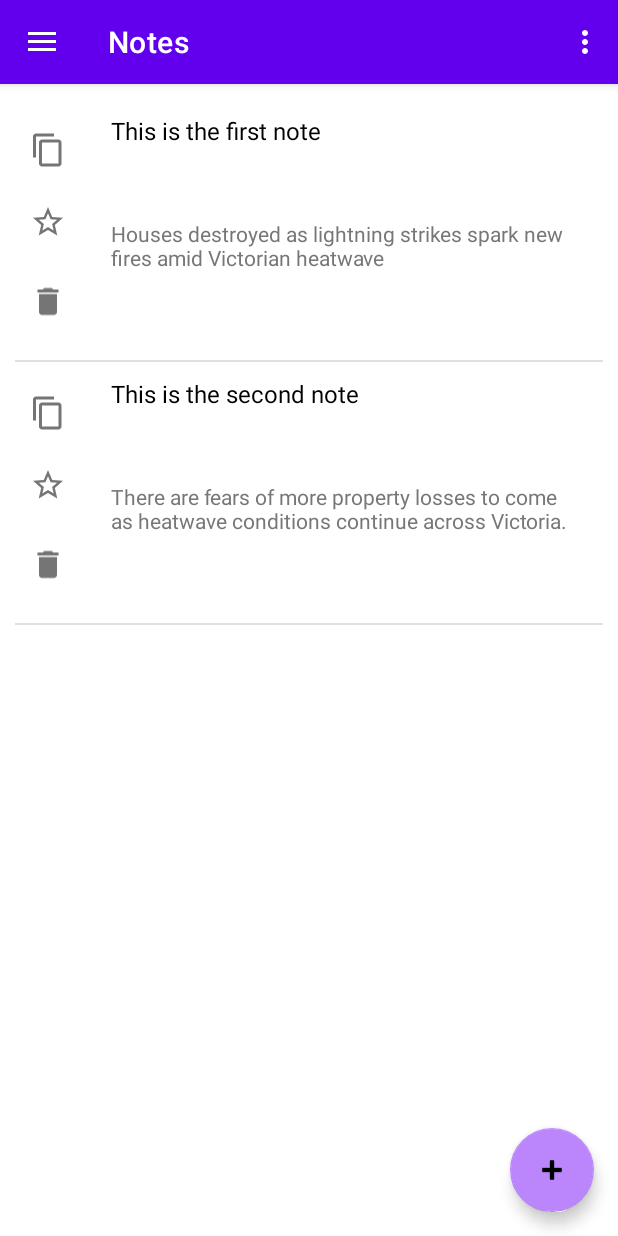
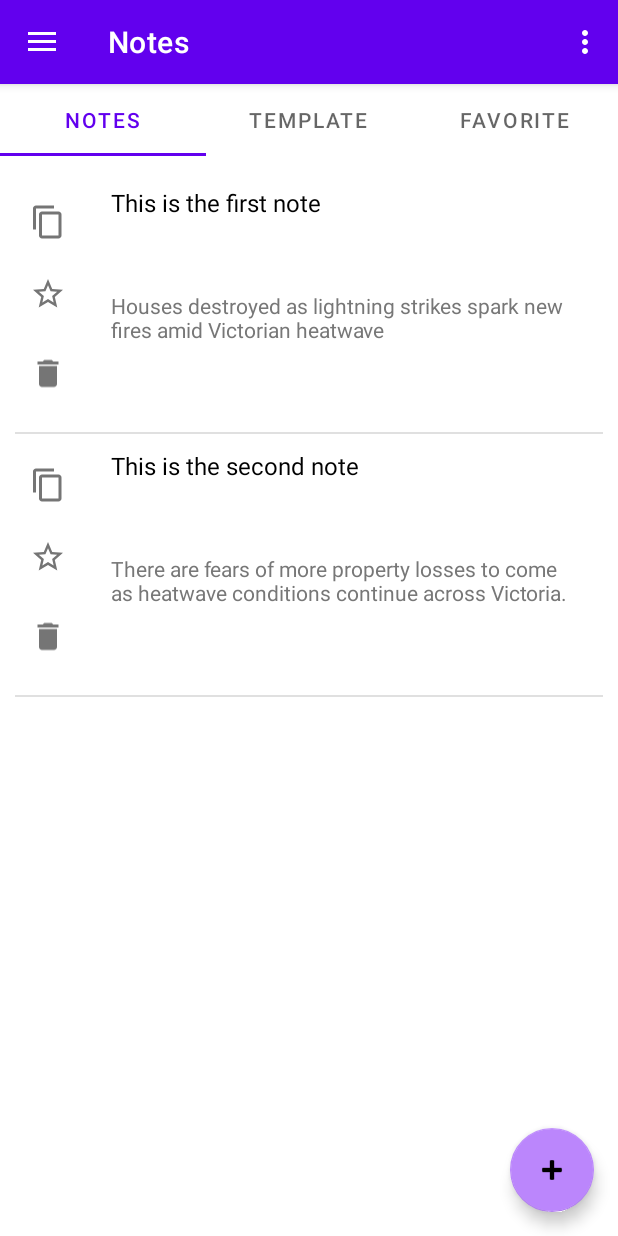
Before and after one commit to David6811/android_demo, an Android app: the screen it shows after launch (MainActivity), on a phone screen of 412 x 824 dp. Run offline under Robolectric (Android 15) with nearby library versions, the phone set to English and light mode, and no system bars; our stand-ins replace Room's generated code, navigation-ui.

Commit message:
Implement Home to support tab

```diff
--- a/app/src/main/java/com/example/myapplication/ui/home/HomeAdapter.kt
+++ b/app/src/main/java/com/example/myapplication/ui/home/HomeAdapter.kt
@@ -1,38 +1,17 @@
 package com.example.myapplication.ui.home
 
-import android.view.LayoutInflater
-import android.view.View
-import android.view.ViewGroup
-import android.widget.TextView
-import androidx.recyclerview.widget.RecyclerView
-import com.example.myapplication.R
-import com.example.myapplication.entities.Note
+import androidx.fragment.app.Fragment
+import androidx.viewpager2.adapter.FragmentStateAdapter
 
-class HomeAdapter(private val noteList: List<Note>) :
-    RecyclerView.Adapter<HomeAdapter.ViewHolder>() {
+class HomeAdapter(fragment: Fragment) : FragmentStateAdapter(fragment) {
+    override fun getItemCount(): Int = 3 // 三个 Tab
 
-    override fun onCreateViewHolder(parent: ViewGroup, viewType: Int): ViewHolder {
-        val view = LayoutInflater.from(parent.context).inflate(R.layout.item_layout, parent, false)
-        return ViewHolder(view)
-    }
-
-    override fun onBindViewHolder(holder: ViewHolder, position: Int) {
-        val note = noteList[position]
-        holder.bind(note)
-    }
-
-    override fun getItemCount(): Int {
-        return noteList.size
-    }
-
-    // ViewHolder class
-    class ViewHolder(itemView: View) : RecyclerView.ViewHolder(itemView) {
-        private val title: TextView = itemView.findViewById(R.id.title)
-        private val content: TextView = itemView.findViewById(R.id.content)
-
-        fun bind(note: Note) {
-            title.text = note.title
-            content.text = note.content
+    override fun createFragment(position: Int): Fragment {
+        return when (position) {
+            0 -> NotesFragment()
+            1 -> NotesFragment()
+            2 -> NotesFragment()
+            else -> NotesFragment()
         }
     }
 }
--- a/app/src/main/java/com/example/myapplication/ui/home/HomeFragment.kt
+++ b/app/src/main/java/com/example/myapplication/ui/home/HomeFragment.kt
@@ -5,61 +5,41 @@ import android.view.LayoutInflater
 import android.view.View
 import android.view.ViewGroup
 import androidx.fragment.app.Fragment
-import androidx.recyclerview.widget.DividerItemDecoration
-import androidx.recyclerview.widget.LinearLayoutManager
-import com.example.myapplication.databinding.FragmentHomeBinding
-import com.example.myapplication.entities.Note
+import androidx.viewpager2.widget.ViewPager2
+import com.example.myapplication.R
+import com.google.android.material.tabs.TabLayout
+import com.google.android.material.tabs.TabLayoutMediator
+
 
 class HomeFragment : Fragment() {
-    private var _binding: FragmentHomeBinding? = null
-    private val binding get() = _binding!!
 
-    private val notes: MutableList<Note> = mutableListOf(
-        Note(
-            objectId = "1",
-            title = "This is the first note",
-            content = "Houses destroyed as lightning strikes spark new fires amid Victorian heatwave",
-            parentObjectId = "0",
-            status = 1,
-            tags = "work,important",
-            createdAt = "2024-02-03T10:00:00Z",
-            updatedAt = "2024-02-03T12:00:00Z"
-        ),
-        Note(
-            objectId = "2",
-            title = "This is the second note",
-            content = "There are fears of more property losses to come as heatwave conditions continue across Victoria.",
-            parentObjectId = "0",
-            status = 0,
-            tags = "personal,todo",
-            createdAt = "2024-02-03T11:00:00Z",
-            updatedAt = "2024-02-03T13:00:00Z"
-        )
-    )
-
+    private lateinit var tabLayout: TabLayout
+    private lateinit var viewPager: ViewPager2
+    private lateinit var adapter: HomeAdapter
 
     override fun onCreateView(
         inflater: LayoutInflater, container: ViewGroup?,
         savedInstanceState: Bundle?
     ): View {
-        _binding = FragmentHomeBinding.inflate(inflater, container, false)
-        return binding.root
+        return inflater.inflate(R.layout.fragment_home, container, false)
     }
 
     override fun onViewCreated(view: View, savedInstanceState: Bundle?) {
         super.onViewCreated(view, savedInstanceState)
 
-        val homeAdapter = HomeAdapter(notes)
+        tabLayout = view.findViewById(R.id.tabLayout)
+        viewPager = view.findViewById(R.id.viewPager)
 
-        binding.recyclerView.apply {
-            layoutManager = LinearLayoutManager(requireContext())
-            addItemDecoration(DividerItemDecoration(context, LinearLayoutManager.VERTICAL))
-            adapter = homeAdapter
-        }
-    }
+        adapter = HomeAdapter(this)
+        viewPager.adapter = adapter
 
-    override fun onDestroyView() {
-        super.onDestroyView()
-        _binding = null
+        TabLayoutMediator(tabLayout, viewPager) { tab, position ->
+            tab.text = when (position) {
+                0 -> "Notes"
+                1 -> "Template"
+                2 -> "Favorite"
+                else -> "Notes"
+            }
+        }.attach()
     }
 }
--- a/app/src/main/java/com/example/myapplication/ui/home/NotesFragment.kt
+++ b/app/src/main/java/com/example/myapplication/ui/home/NotesFragment.kt
@@ -7,7 +7,6 @@ import android.view.ViewGroup
 import androidx.fragment.app.Fragment
 import androidx.recyclerview.widget.DividerItemDecoration
 import androidx.recyclerview.widget.LinearLayoutManager
-import com.example.myapplication.databinding.FragmentHomeBinding
 import com.example.myapplication.databinding.FragmentNotesBinding
 import com.example.myapplication.entities.Note
 
@@ -50,12 +49,12 @@ class NotesFragment : Fragment() {
     override fun onViewCreated(view: View, savedInstanceState: Bundle?) {
         super.onViewCreated(view, savedInstanceState)
 
-        val homeAdapter = HomeAdapter(notes)
+        val notesAdapter = NotesAdapter(notes)
 
         binding.recyclerView.apply {
             layoutManager = LinearLayoutManager(requireContext())
             addItemDecoration(DividerItemDecoration(context, LinearLayoutManager.VERTICAL))
-            adapter = homeAdapter
+            adapter = notesAdapter
         }
     }
 
--- a/app/src/main/res/layout/fragment_home.xml
+++ b/app/src/main/res/layout/fragment_home.xml
@@ -6,13 +6,18 @@
     android:layout_height="match_parent"
     tools:context=".ui.home.HomeFragment">
 
-    <androidx.recyclerview.widget.RecyclerView
-        android:id="@+id/recyclerView"
+    <com.google.android.material.tabs.TabLayout
+        android:id="@+id/tabLayout"
         android:layout_width="match_parent"
-        android:layout_height="match_parent"
-        android:padding="10dp"
-        app:layout_constraintBottom_toBottomOf="parent"
-        app:layout_constraintEnd_toEndOf="parent"
-        app:layout_constraintStart_toStartOf="parent"
-        app:layout_constraintTop_toTopOf="parent" />
+        android:layout_height="wrap_content"
+        app:layout_constraintTop_toTopOf="parent"
+        app:tabMode="fixed"
+        app:tabGravity="fill"/>
+
+    <androidx.viewpager2.widget.ViewPager2
+        android:id="@+id/viewPager"
+        android:layout_width="match_parent"
+        android:layout_height="0dp"
+        app:layout_constraintTop_toBottomOf="@id/tabLayout"
+        app:layout_constraintBottom_toBottomOf="parent"/>
 </androidx.constraintlayout.widget.ConstraintLayout>
```
